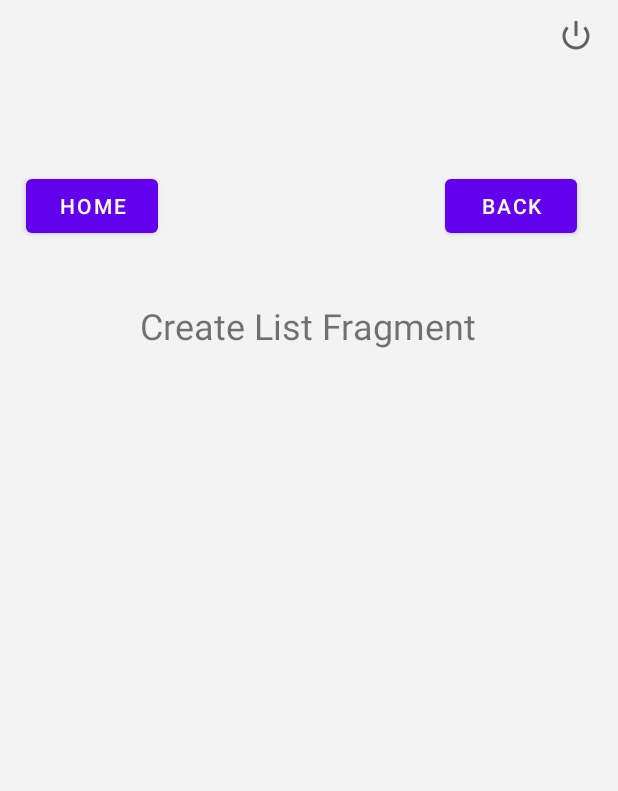
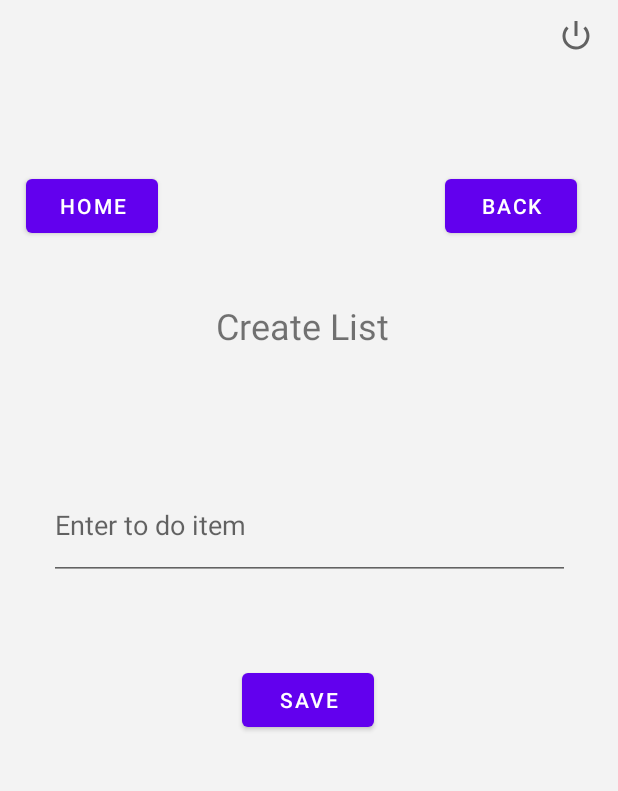
Before and after one commit to shrikantkale136/AndroidProject, an Android app: the ToDo screen opened through its navigation route, after a tap on "CREATE LIST", on a phone screen of 412 x 824 dp, the part 67-858 px from its top. Run offline under Robolectric (Android 15) with nearby library versions, the phone set to English and light mode, and no system bars; our stand-ins replace Firebase (no records; nobody signed in at launch, a user with empty details on screens opened directly); 1 statement that could not run was skipped.

Commit message:
- done save todo functionality

```diff
--- a/app/src/main/java/com/cis/project/views/activity/todo/CreateList.kt
+++ b/app/src/main/java/com/cis/project/views/activity/todo/CreateList.kt
@@ -1,16 +1,22 @@
 package com.cis.project.views.activity.todo
 
+import android.content.Context
 import android.os.Bundle
+import android.util.Log
 import androidx.fragment.app.Fragment
 import android.view.LayoutInflater
 import android.view.View
 import android.view.ViewGroup
+import android.widget.Toast
 import androidx.navigation.Navigation
 import com.cis.project.R
+import com.google.firebase.firestore.FirebaseFirestore
 import kotlinx.android.synthetic.main.fragment_create_list.*
 import kotlinx.android.synthetic.main.fragment_create_notes.*
 
 class CreateList : Fragment() {
+    private lateinit var db: FirebaseFirestore
+    private lateinit var userEmail: String
 
     override fun onCreateView(
         inflater: LayoutInflater, container: ViewGroup?,
@@ -22,6 +28,12 @@ class CreateList : Fragment() {
 
     override fun onViewCreated(view: View, savedInstanceState: Bundle?) {
         super.onViewCreated(view, savedInstanceState)
+        db = FirebaseFirestore.getInstance()
+
+        // retrieve user email from session using sharedPreference
+        val preferences = this.requireActivity().getSharedPreferences("userData", Context.MODE_PRIVATE)
+        preferences.getString("email", "")?.let { Log.d("========> EMAIL", it) }
+        userEmail = preferences.getString("email", "").toString()
 
         createListToDashboard.setOnClickListener(){
             Navigation.findNavController(view).navigate(R.id.action_global_dashboardMenu)
@@ -30,5 +42,26 @@ class CreateList : Fragment() {
         createListToToDo.setOnClickListener(){
             Navigation.findNavController(view).navigate(R.id.action_createList_to_toDo)
         }
+
+        saveList.setOnClickListener() {
+            val toDoItem = todolistData.text.toString()
+            Log.d("Entered to do item : ", toDoItem)
+            val todo = hashMapOf(
+                "todoItem" to toDoItem
+            )
+            if (userEmail != null && todo != null) {
+                db.collection("USERS").document(userEmail).collection("todo")
+                    .add(todo)
+                    .addOnSuccessListener {
+                        Log.d("Note inserted to Database  ========> ", toDoItem)
+                        Toast.makeText(activity,"Successfully added to database", Toast.LENGTH_SHORT)
+                        todolistData.setText("");
+                    }
+                    .addOnFailureListener {
+                        Log.d("Error to insert note into db  ========> ", toDoItem)
+                    }
+            }
+
+        }
     }
 }
--- a/app/src/main/java/com/cis/project/views/activity/todo/ToDo.kt
+++ b/app/src/main/java/com/cis/project/views/activity/todo/ToDo.kt
@@ -1,16 +1,24 @@
 package com.cis.project.views.activity.todo
 
+import android.content.Context
 import android.os.Bundle
+import android.util.Log
 import androidx.fragment.app.Fragment
 import android.view.LayoutInflater
 import android.view.View
 import android.view.ViewGroup
 import androidx.navigation.Navigation
 import com.cis.project.R
+import com.cis.project.views.utility.recyclerView.NotesDataClass
+import com.cis.project.views.utility.recyclerView.ToDoDataClass
+import com.google.firebase.firestore.FirebaseFirestore
 import kotlinx.android.synthetic.main.fragment_notes.*
 import kotlinx.android.synthetic.main.fragment_to_do.*
 
 class ToDo : Fragment() {
+    private lateinit var db: FirebaseFirestore
+    private lateinit var userEmail: String
+    private lateinit var toDoList: ArrayList<ToDoDataClass>
 
     override fun onCreateView(
         inflater: LayoutInflater, container: ViewGroup?,
@@ -22,6 +30,12 @@ class ToDo : Fragment() {
 
     override fun onViewCreated(view: View, savedInstanceState: Bundle?) {
         super.onViewCreated(view, savedInstanceState)
+        db = FirebaseFirestore.getInstance()
+
+        // retrieve user email from session using sharedPreference
+        val preferences = this.requireActivity().getSharedPreferences("userData", Context.MODE_PRIVATE)
+        preferences.getString("email", "")?.let { Log.d("========> EMAIL", it) }
+        userEmail = preferences.getString("email", "").toString()
 
         todoToDashboard.setOnClickListener(){
             Navigation.findNavController(view).navigate(R.id.action_global_dashboardMenu)
@@ -30,5 +44,25 @@ class ToDo : Fragment() {
         todoToCreateList.setOnClickListener() {
             Navigation.findNavController(view).navigate(R.id.action_toDo_to_createList)
         }
+
+        readList()
+    }
+
+    private fun readList() {
+        toDoList = arrayListOf()
+        db.collection("USERS").document(userEmail).collection("todo")
+            .get()
+            .addOnSuccessListener { querySnapshot ->
+                querySnapshot.forEach { document ->
+                    Log.d(
+                        "store db ==> ",
+                        "Read document with ID ${document.id} - ${document["todoItem"]}"
+                    )
+                    //notesList.add(document["Note"])
+                }
+            }
+            .addOnFailureListener { exception ->
+                Log.w("store error ==>", "Error getting documents $exception")
+            }
     }
 }
--- a/app/src/main/java/com/cis/project/views/dashboard/DashboardActivity.kt
+++ b/app/src/main/java/com/cis/project/views/dashboard/DashboardActivity.kt
@@ -3,6 +3,7 @@ package com.cis.project.views.dashboard
 import android.content.Intent
 import android.os.Bundle
 import android.util.Log
+import android.widget.Toast
 import androidx.appcompat.app.AppCompatActivity
 import com.cis.project.R
 import com.cis.project.views.authentication.LoginActivity
@@ -34,6 +35,7 @@ class DashboardActivity : AppCompatActivity() {
             auth.signOut()
             var intent = Intent(this, LoginActivity::class.java)
             startActivity(intent)
+            Toast.makeText(this,"Logout Successfully", Toast.LENGTH_SHORT)
         }
 
         var email=intent.getStringExtra("email")
--- /dev/null
+++ b/app/src/main/java/com/cis/project/views/utility/recyclerView/ToDoDataClass.kt
@@ -0,0 +1,3 @@
+package com.cis.project.views.utility.recyclerView
+
+data class ToDoDataClass(val todoItem: String)
--- a/app/src/main/res/layout/activity_dashboard.xml
+++ b/app/src/main/res/layout/activity_dashboard.xml
@@ -28,6 +28,7 @@
         android:text=""
         android:textAlignment="center"
         android:textSize="20sp"
+        android:textStyle="bold"
         app:layout_constraintHorizontal_bias="0.498"
         app:layout_constraintLeft_toLeftOf="parent"
         app:layout_constraintRight_toRightOf="parent"
--- a/app/src/main/res/layout/fragment_create_list.xml
+++ b/app/src/main/res/layout/fragment_create_list.xml
@@ -32,7 +32,7 @@
         android:id="@+id/title"
         android:layout_width="wrap_content"
         android:layout_height="wrap_content"
-        android:text="Create List Fragment"
+        android:text="Create List "
         android:textSize="24sp"
         app:layout_constraintBottom_toBottomOf="parent"
         app:layout_constraintEnd_toEndOf="parent"
@@ -41,5 +41,28 @@
         app:layout_constraintTop_toBottomOf="@+id/createListToDashboard"
         app:layout_constraintVertical_bias="0.074" />
 
+    <EditText
+        android:id="@+id/todolistData"
+        android:layout_width="347dp"
+        android:layout_height="73dp"
+        android:layout_marginTop="80dp"
+        android:ems="10"
+        android:hint="Enter to do item"
+        android:inputType="textPersonName"
+        app:layout_constraintEnd_toEndOf="parent"
+        app:layout_constraintStart_toStartOf="parent"
+        app:layout_constraintTop_toBottomOf="@+id/title" />
+
+    <Button
+        android:id="@+id/saveList"
+        android:layout_width="wrap_content"
+        android:layout_height="wrap_content"
+        android:layout_marginTop="56dp"
+        android:text="Save"
+        app:layout_constraintEnd_toEndOf="parent"
+        app:layout_constraintHorizontal_bias="0.498"
+        app:layout_constraintStart_toStartOf="parent"
+        app:layout_constraintTop_toBottomOf="@+id/todolistData" />
+
 
 </androidx.constraintlayout.widget.ConstraintLayout>
```
Also changed, not shown: app/src/main/java/com/cis/project/views/activity/notes/CreateNotes.kt (+7 -4 lines).
